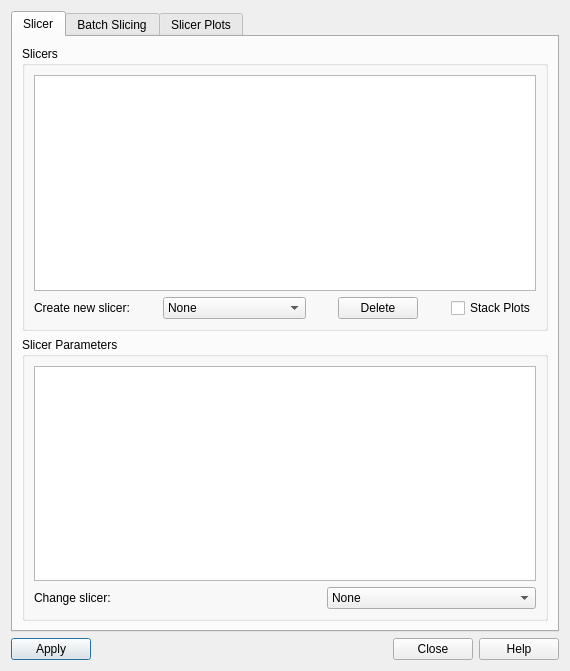
This is src/sas/qtgui/Plotting/UI/SlicerParametersUI.ui in SasView/sasview as Qt 5 draws it before an edit. The edited form follows.
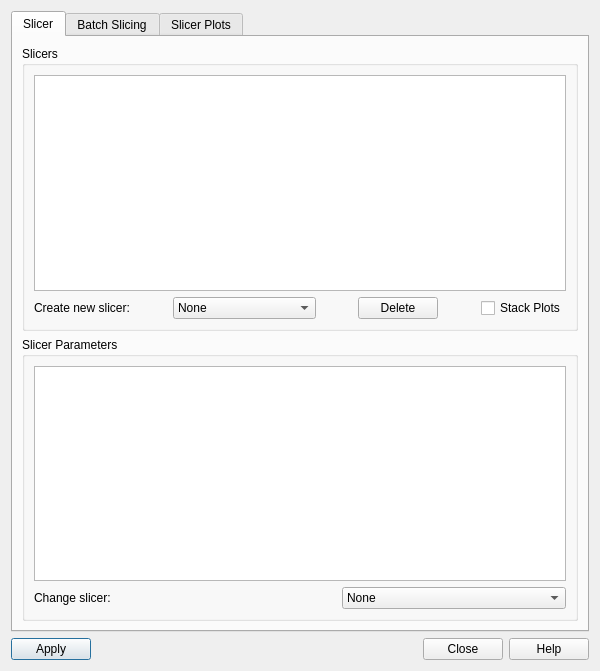
This is the edited form. Icons and pictures are not drawn.

Commit message: Adds mini size to slicer dialog window

Diff of the .ui file:
```diff
--- a/src/sas/qtgui/Plotting/UI/SlicerParametersUI.ui
+++ b/src/sas/qtgui/Plotting/UI/SlicerParametersUI.ui
@@ -6,7 +6,7 @@
    <rect>
     <x>0</x>
     <y>0</y>
-    <width>570</width>
+    <width>600</width>
     <height>671</height>
    </rect>
   </property>
@@ -16,6 +16,12 @@
     <verstretch>0</verstretch>
    </sizepolicy>
   </property>
+  <property name="minimumSize">
+   <size>
+    <width>600</width>
+    <height>671</height>
+   </size>
+  </property>
   <property name="windowTitle">
    <string>Slicer Parameters</string>
   </property>
```
